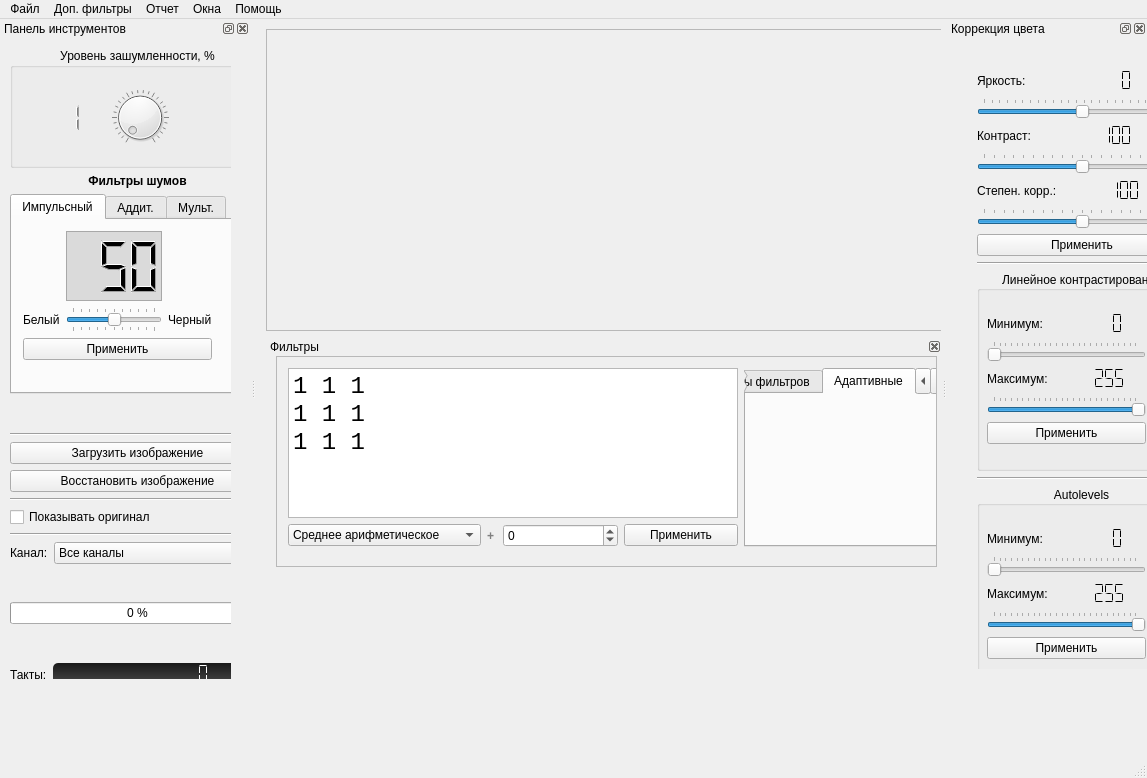
This is noise/mainwindow.ui in einzige/Multichannel-noise-generator as Qt 5 draws it before an edit. The edited form follows.
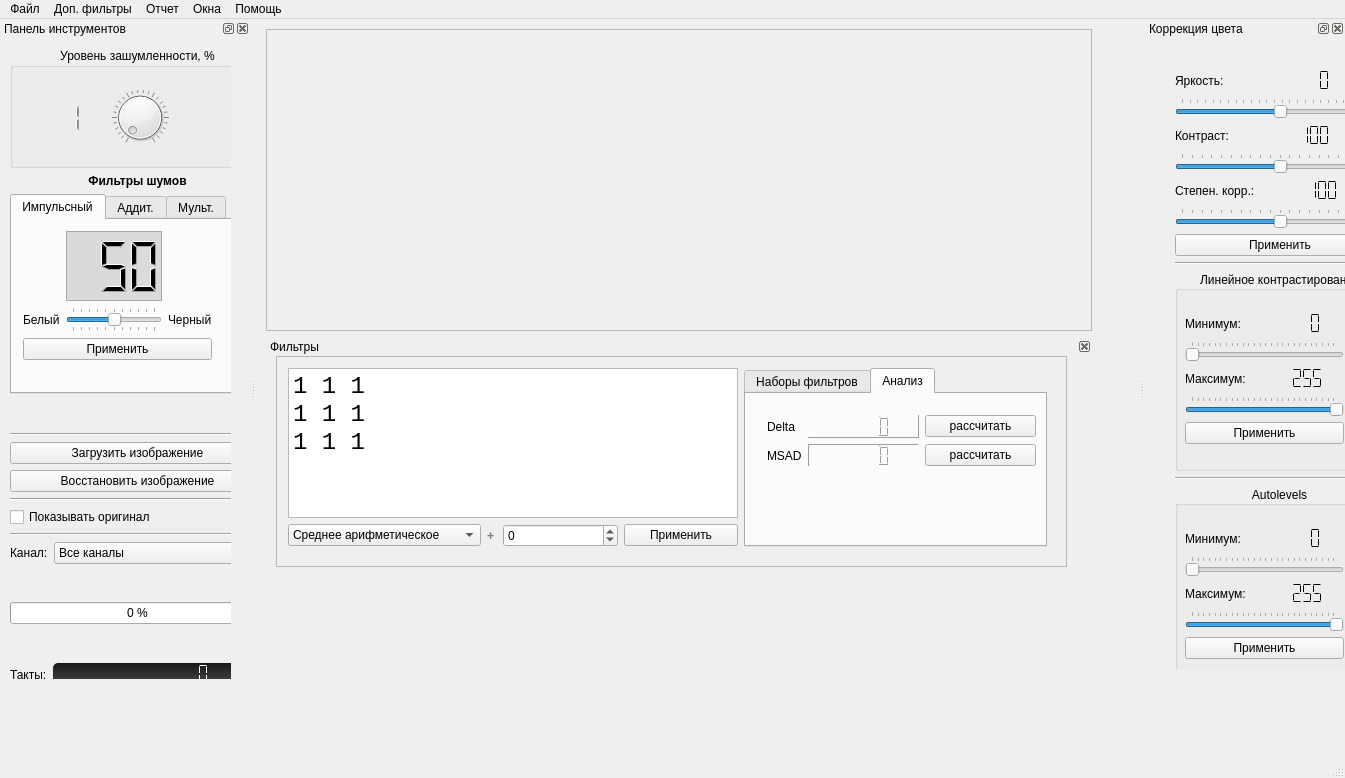
This is the edited form. The open tabs and pages were chosen to show the change.

What changed in the file:
```diff
--- a/noise/mainwindow.ui
+++ b/noise/mainwindow.ui
@@ -6,7 +6,7 @@
    <rect>
     <x>0</x>
     <y>0</y>
-    <width>1147</width>
+    <width>1345</width>
     <height>778</height>
    </rect>
   </property>
@@ -28,7 +28,7 @@
      <rect>
       <x>0</x>
       <y>0</y>
-      <width>701</width>
+      <width>851</width>
       <height>568</height>
      </rect>
     </property>
@@ -57,7 +57,7 @@
            <rect>
             <x>0</x>
             <y>0</y>
-            <width>668</width>
+            <width>818</width>
             <height>294</height>
            </rect>
           </property>
@@ -108,7 +108,7 @@
             <rect>
              <x>10</x>
              <y>0</y>
-             <width>661</width>
+             <width>791</width>
              <height>211</height>
             </rect>
            </property>
@@ -123,7 +123,7 @@
              <rect>
               <x>0</x>
               <y>0</y>
-              <width>655</width>
+              <width>785</width>
               <height>205</height>
              </rect>
             </property>
@@ -132,7 +132,7 @@
               <rect>
                <x>0</x>
                <y>0</y>
-               <width>680</width>
+               <width>781</width>
                <height>201</height>
               </rect>
              </property>
@@ -477,15 +477,78 @@
                     </layout>
                    </widget>
                   </widget>
-                  <widget class="QWidget" name="tab_3">
-                   <attribute name="title">
-                    <string>Адаптивные</string>
-                   </attribute>
-                  </widget>
-                  <widget class="QWidget" name="tab_2">
+                  <widget class="QWidget" name="analysisTab">
                    <attribute name="title">
                     <string>Анализ</string>
                    </attribute>
+                   <widget class="QWidget" name="formLayoutWidget">
+                    <property name="geometry">
+                     <rect>
+                      <x>10</x>
+                      <y>10</y>
+                      <width>291</width>
+                      <height>141</height>
+                     </rect>
+                    </property>
+                    <layout class="QFormLayout" name="analysisLayout">
+                     <item row="1" column="0">
+                      <widget class="QLabel" name="label_16">
+                       <property name="text">
+                        <string>MSAD</string>
+                       </property>
+                      </widget>
+                     </item>
+                     <item row="1" column="1">
+                      <layout class="QHBoxLayout" name="horizontalLayout_4">
+                       <item>
+                        <widget class="QLCDNumber" name="msadLcd">
+                         <property name="styleSheet">
+                          <string notr="true"/>
+                         </property>
+                         <property name="frameShape">
+                          <enum>QFrame::Panel</enum>
+                         </property>
+                         <property name="frameShadow">
+                          <enum>QFrame::Sunken</enum>
+                         </property>
+                        </widget>
+                       </item>
+                       <item>
+                        <widget class="QPushButton" name="msadButton">
+                         <property name="text">
+                          <string>рассчитать</string>
+                         </property>
+                        </widget>
+                       </item>
+                      </layout>
+                     </item>
+                     <item row="0" column="0">
+                      <widget class="QLabel" name="label_17">
+                       <property name="text">
+                        <string>Delta</string>
+                       </property>
+                      </widget>
+                     </item>
+                     <item row="0" column="1">
+                      <layout class="QHBoxLayout" name="horizontalLayout_5">
+                       <item>
+                        <widget class="QLCDNumber" name="deltaLcd">
+                         <property name="frameShape">
+                          <enum>QFrame::Panel</enum>
+                         </property>
+                        </widget>
+                       </item>
+                       <item>
+                        <widget class="QPushButton" name="deltaButton">
+                         <property name="text">
+                          <string>рассчитать</string>
+                         </property>
+                        </widget>
+                       </item>
+                      </layout>
+                     </item>
+                    </layout>
+                   </widget>
                   </widget>
                  </widget>
                 </item>
@@ -508,7 +571,7 @@
     <rect>
      <x>0</x>
      <y>0</y>
-     <width>1147</width>
+     <width>1345</width>
      <height>27</height>
     </rect>
    </property>
```
Left out of the diff: 4 changed lines with no effect on the pictures.
